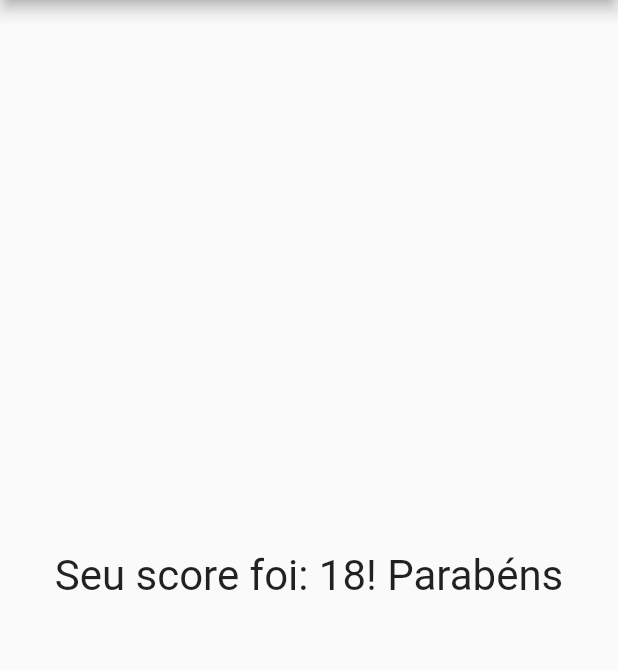
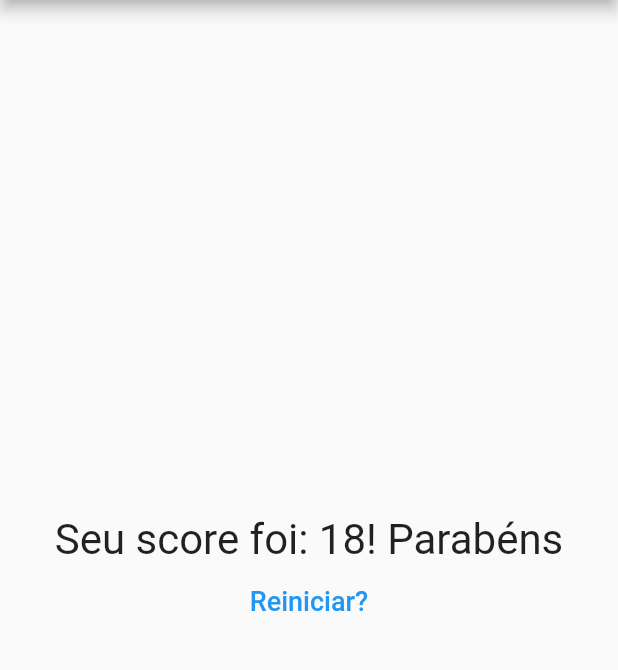
Before and after one commit to liuvasconcelos/flutter-udemy-course, a Flutter app: the screen it shows after launch, after a tap on "Preto", after a tap on "Cobra", after a tap on "Léo", on a phone screen of 412 x 824 dp, the part 84-754 px from its top. Run offline on Flutter 3.47's test engine with Material 2 defaults, Android fonts, the phone set to English and light mode, and no system bars.

Commit message:
master Add reset button on question project.
-

Signed-off-by: Livia Vasconcelos <ltenoriovasconcelos@gmail.com>

```diff
--- a/questions_project/lib/main.dart
+++ b/questions_project/lib/main.dart
@@ -45,6 +45,13 @@ class _QuestionAppState extends State<QuestionApp> {
     }
   }
 
+  void _resetQuiz() {
+    setState(() {
+      _selectedQuestion = 0;
+      _totalPontuation = 0;
+    });
+  }
+
   bool get hasSelectedQuestion {
     return _selectedQuestion < _questions.length;
   }
@@ -62,7 +69,7 @@ class _QuestionAppState extends State<QuestionApp> {
                 onSelection: _answer,
                 selectedQuestion: _selectedQuestion,
               )
-            : Result(_totalPontuation),
+            : Result(_totalPontuation, _resetQuiz),
       ),
     );
   }
--- a/questions_project/lib/result.dart
+++ b/questions_project/lib/result.dart
@@ -2,8 +2,9 @@ import 'package:flutter/material.dart';
 
 class Result extends StatelessWidget {
   final int score;
+  final void Function() onResetQuiz;
 
-  Result(this.score);
+  Result(this.score, this.onResetQuiz);
 
   String get resultText {
     return "Seu score foi: $score! Parabéns";
@@ -11,11 +12,24 @@ class Result extends StatelessWidget {
 
   @override
   Widget build(BuildContext context) {
-    return Center(
-           child: Text(
-              resultText,
-              style: TextStyle(fontSize: 28),),
-           );
+    return Column(
+      mainAxisAlignment: MainAxisAlignment.center,
+      children: <Widget>[
+        Center(
+          child: Text(
+            resultText,
+            style: TextStyle(fontSize: 28),
+          ),
+        ),
+        FlatButton(
+          child: Text(
+            "Reiniciar?",
+            style: TextStyle(fontSize: 18),
+          ),
+          textColor: Colors.blue,
+          onPressed: onResetQuiz,
+        ),
+      ],
+    );
   }
-
 }
```
